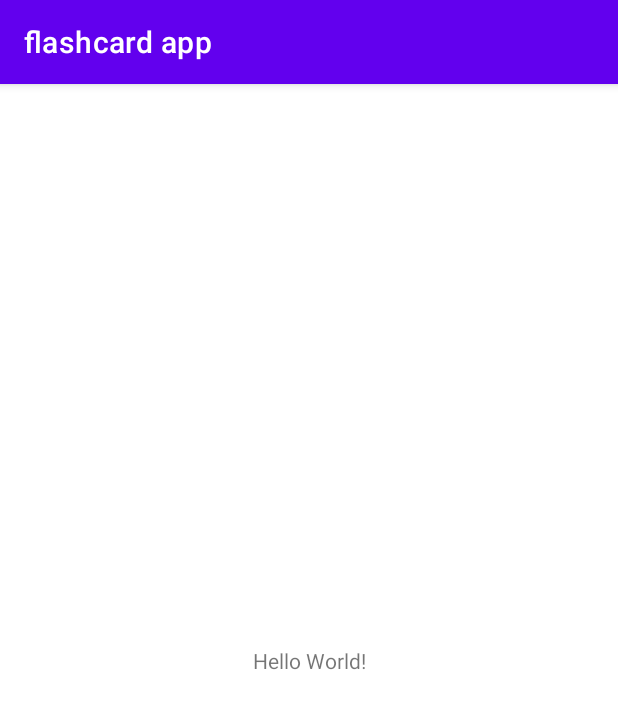
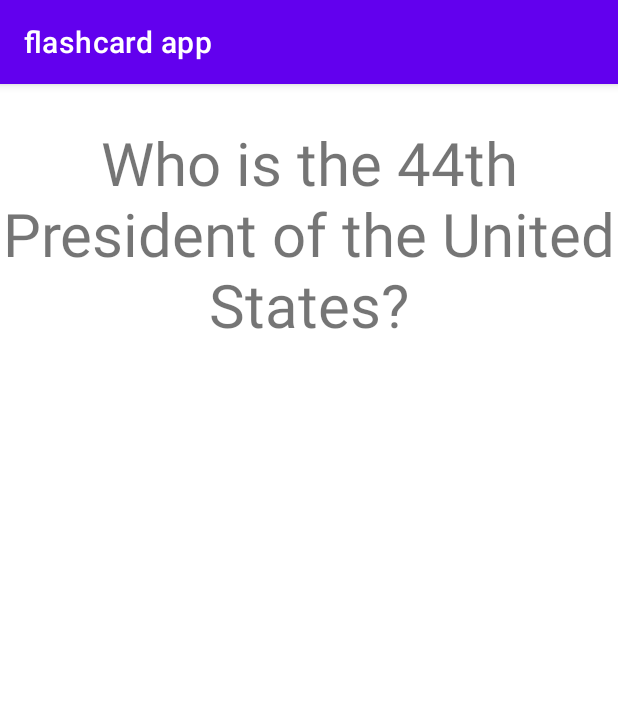
Before and after one commit to cwang5336/flashcard_app, an Android app: the screen it shows after launch (MainActivity), on a phone screen of 412 x 824 dp. Shown: the top 709 px of the screen. Run offline under Robolectric (Android 15) with nearby library versions, the phone set to English and light mode, and no system bars.

Commit message:
added a click listener and answer question textview

```diff
--- a/app/src/main/java/com/example/flashcardapp/MainActivity.java
+++ b/app/src/main/java/com/example/flashcardapp/MainActivity.java
@@ -3,6 +3,8 @@ package com.example.flashcardapp;
 import androidx.appcompat.app.AppCompatActivity;
 
 import android.os.Bundle;
+import android.view.View;
+import android.widget.TextView;
 
 public class MainActivity extends AppCompatActivity {
 
@@ -10,5 +12,34 @@ public class MainActivity extends AppCompatActivity {
     protected void onCreate(Bundle savedInstanceState) {
         super.onCreate(savedInstanceState);
         setContentView(R.layout.activity_main);
+
+        //define the TextViews im using
+        TextView flashcardAnswer = ((TextView) findViewById(R.id.flashcard_answer));
+        TextView flashcardQuestion = ((TextView) findViewById(R.id.flashcard_question));
+
+
+        //when click on flashcard_question it will make question invisible and make answer visible
+        flashcardQuestion.setOnClickListener(new View.OnClickListener() {
+            @Override
+            public void onClick(View v) {
+                // Do something here
+                flashcardQuestion.setVisibility(View.INVISIBLE);
+                flashcardAnswer.setVisibility(View.VISIBLE);
+
+            }
+        });
+
+        //when click on answer it will make question visible and make question visible
+        flashcardAnswer.setOnClickListener(new View.OnClickListener() {
+            @Override
+            public void onClick(View v) {
+                // Do something here
+                flashcardQuestion.setVisibility(View.VISIBLE);
+                flashcardAnswer.setVisibility(View.INVISIBLE);
+
+            }
+        });
+
     }
+
 }
--- a/app/src/main/res/layout/activity_main.xml
+++ b/app/src/main/res/layout/activity_main.xml
@@ -1,5 +1,5 @@
 <?xml version="1.0" encoding="utf-8"?>
-<androidx.constraintlayout.widget.ConstraintLayout xmlns:android="http://schemas.android.com/apk/res/android"
+<RelativeLayout xmlns:android="http://schemas.android.com/apk/res/android"
     xmlns:app="http://schemas.android.com/apk/res-auto"
     xmlns:tools="http://schemas.android.com/tools"
     android:layout_width="match_parent"
@@ -7,12 +7,25 @@
     tools:context=".MainActivity">
 
     <TextView
-        android:layout_width="wrap_content"
-        android:layout_height="wrap_content"
-        android:text="Hello World!"
-        app:layout_constraintBottom_toBottomOf="parent"
-        app:layout_constraintLeft_toLeftOf="parent"
-        app:layout_constraintRight_toRightOf="parent"
-        app:layout_constraintTop_toTopOf="parent" />
 
-</androidx.constraintlayout.widget.ConstraintLayout>
+        android:id="@+id/flashcard_question"
+        android:layout_width="match_parent"
+        android:layout_height="200dp"
+        android:gravity="center"
+        android:text="Who is the 44th President of the United States?"
+        android:textSize="40sp"
+        />
+
+    <TextView
+
+        android:id="@+id/flashcard_answer"
+        android:layout_width="match_parent"
+        android:layout_height="200dp"
+        android:gravity="center"
+        android:text="Barack Obama"
+        android:textSize="40sp"
+        android:visibility="invisible"
+        android:layout_below="@+id/flashcard_question"
+        />
+
+</RelativeLayout>
```
